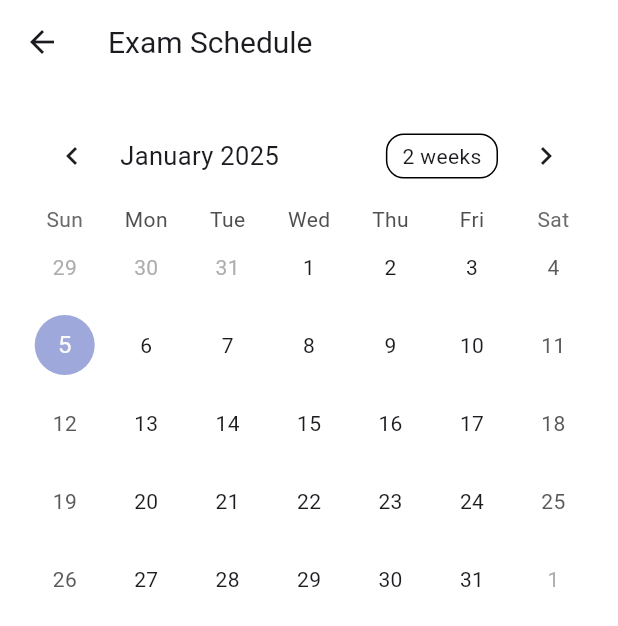
After one commit to AthithyanKannan/baps_school_app, a Flutter app: the Schedule screen opened directly, after a tap on "Exam Schedule", on a phone screen of 412 x 824 dp. The commit adds this screen. Shown: the top 626 px of the screen. Run offline on Flutter 3.47's test engine with Material 3 defaults, Android fonts, the phone set to English and light mode, and no system bars; drawn by our look-alikes of table_calendar; our stand-ins replace buttons_tabbar, sign_in_button.

Commit message:
Initial Calender

```diff
--- a/lib/co-ordinators/coordinators_pages/materials/material_content.dart
+++ b/lib/co-ordinators/coordinators_pages/materials/material_content.dart
@@ -4,7 +4,7 @@ import 'package:flutter/material.dart';
 
 class ContentOfMaterials extends StatefulWidget {
   final String text;
-  const ContentOfMaterials({Key? key, required this.text}) : super(key: key);
+  const ContentOfMaterials({super.key, required this.text});
 
   @override
   State<ContentOfMaterials> createState() => _ContentOfMaterialsState();
--- /dev/null
+++ b/lib/co-ordinators/coordinators_pages/schedule/exam_schedule/exam_schedule.dart
@@ -0,0 +1,41 @@
+import 'package:baps_school_app/colors.dart';
+import 'package:flutter/material.dart';
+import 'package:table_calendar/table_calendar.dart';
+
+class ExamSchedule extends StatefulWidget {
+  const ExamSchedule({Key? key}) : super(key: key);
+
+  @override
+  _ExamScheduleState createState() => _ExamScheduleState();
+}
+
+class _ExamScheduleState extends State<ExamSchedule> {
+  @override
+  Widget build(BuildContext context) {
+    return Scaffold(
+      backgroundColor: backgroundColor,
+      appBar: AppBar(
+        leading: GestureDetector(
+          onTap: () {
+            Navigator.pop(context);
+          },
+          child: const Icon(Icons.arrow_back),
+        ),
+        backgroundColor: backgroundColor,
+        title: const Text(
+          "Exam Schedule",
+          style: TextStyle(fontSize: 20),
+        ),
+      ),
+      body: Padding(
+        padding: const EdgeInsets.all(16.0),
+        child: TableCalendar(
+          firstDay: DateTime(2020),
+          lastDay: DateTime(2030),
+          calendarStyle: CalendarStyle(),
+          focusedDay: DateTime.now(),
+        ),
+      ),
+    );
+  }
+}
--- a/lib/co-ordinators/coordinators_pages/schedule/schedule.dart
+++ b/lib/co-ordinators/coordinators_pages/schedule/schedule.dart
@@ -1,4 +1,6 @@
 import 'package:baps_school_app/Widgets/widgets.dart';
+import 'package:baps_school_app/co-ordinators/coordinators_pages/schedule/exam_schedule/exam_schedule.dart';
+import 'package:baps_school_app/co-ordinators/coordinators_pages/schedule/schedule_content.dart';
 import 'package:baps_school_app/colors.dart';
 import 'package:flutter/material.dart';
 import 'package:buttons_tabbar/buttons_tabbar.dart';
@@ -82,17 +84,27 @@ class _ScheduleState extends State<Schedule>
         SizedBox(
           height: 20,
         ),
-        ScheduleCard(
+        GestureDetector(
+          onTap: () => {
+            Navigator.push(context, MaterialPageRoute(builder: (context) => ScheduleContent(),))
+          },
+          child: ScheduleCard(
               title: "Academic Schedule",
               color: Color.fromRGBO(201, 247, 245, 1),
               icon: Icons.engineering),
+        ),
         SizedBox(
           height: 20,
         ),
-        ScheduleCard(
+        GestureDetector(
+           onTap: () => {
+            Navigator.push(context, MaterialPageRoute(builder: (context) => ExamSchedule(),))
+          },
+          child: ScheduleCard(
               title: "Exam Schedule",
               color: Color.fromRGBO(232, 230, 237, 1),
               icon: Icons.schedule),
+        ),
         SizedBox(
           height: 20,
         ),
--- a/lib/login.dart
+++ b/lib/login.dart
@@ -1,4 +1,4 @@
-import 'package:baps_school_app/Widgets/widgets.dart'; // Assuming you have your textField widget here
+import 'package:baps_school_app/Widgets/widgets.dart';
 import 'package:baps_school_app/co-ordinators/CoOrdinatorHome.dart';
 import 'package:baps_school_app/colors.dart';
 import 'package:flutter/material.dart';
--- a/pubspec.yaml
+++ b/pubspec.yaml
@@ -36,6 +36,7 @@ dependencies:
   cupertino_icons: ^1.0.8
   sign_in_button: ^3.2.0
   buttons_tabbar: ^1.3.15
+  table_calendar: ^3.1.3
 
 dev_dependencies:
   flutter_test:
```
Also changed, not shown: lib/Widgets/widgets.dart (+138 -16 lines), lib/co-ordinators/coordinators_pages/schedule/schedule_content.dart (added, +119 -0 lines), pubspec.lock. Lines whose indentation alone changed are shown as unchanged.
